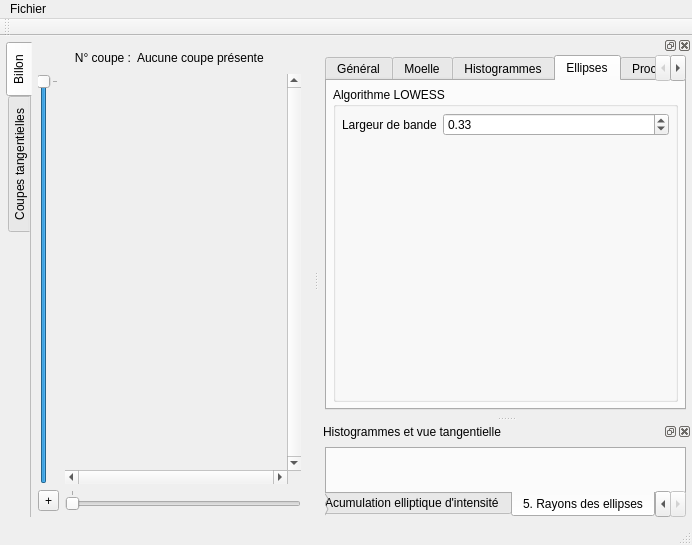
Old version of the form ui/mainwindow.ui in the repository akrah/TKDetection.
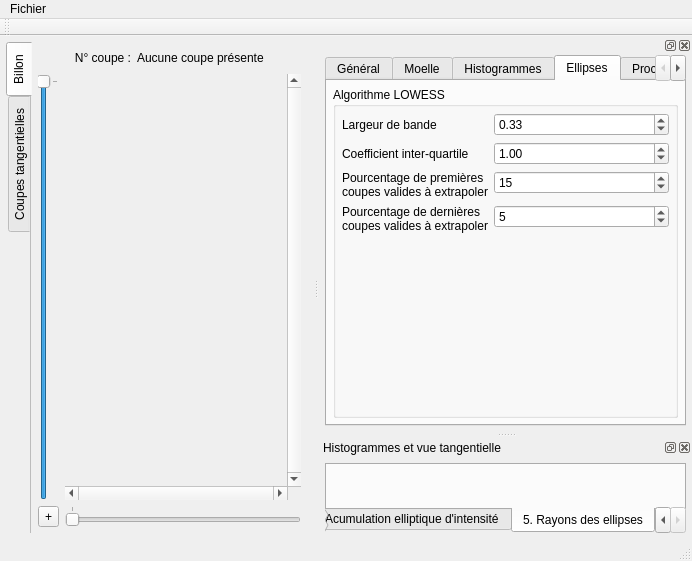
New version of the form. The open tabs and pages were chosen to show the change. Custom widgets are drawn as their Qt base class.

The edit to the form file:
```diff
--- a/ui/mainwindow.ui
+++ b/ui/mainwindow.ui
@@ -7,7 +7,7 @@
     <x>0</x>
     <y>0</y>
     <width>692</width>
-    <height>545</height>
+    <height>561</height>
    </rect>
   </property>
   <property name="windowTitle">
@@ -2050,6 +2050,62 @@
               </property>
              </widget>
             </item>
+            <item row="1" column="0">
+             <widget class="QLabel" name="label_40">
+              <property name="text">
+               <string>Coefficient inter-quartile</string>
+              </property>
+             </widget>
+            </item>
+            <item row="1" column="1">
+             <widget class="QDoubleSpinBox" name="_spinLowessIqrCoefficient">
+              <property name="maximum">
+               <double>10.000000000000000</double>
+              </property>
+              <property name="singleStep">
+               <double>0.100000000000000</double>
+              </property>
+              <property name="value">
+               <double>1.000000000000000</double>
+              </property>
+             </widget>
+            </item>
+            <item row="2" column="0">
+             <widget class="QLabel" name="label_41">
+              <property name="text">
+               <string>Pourcentage de premières
+coupes valides à extrapoler</string>
+              </property>
+             </widget>
+            </item>
+            <item row="2" column="1">
+             <widget class="QSpinBox" name="_spinLowessPercentagOfFirstValidSlicesToExtrapolate">
+              <property name="maximum">
+               <number>50</number>
+              </property>
+              <property name="value">
+               <number>15</number>
+              </property>
+             </widget>
+            </item>
+            <item row="3" column="1">
+             <widget class="QSpinBox" name="_spinLowessPercentagOfLastValidSlicesToExtrapolate">
+              <property name="maximum">
+               <number>50</number>
+              </property>
+              <property name="value">
+               <number>5</number>
+              </property>
+             </widget>
+            </item>
+            <item row="3" column="0">
+             <widget class="QLabel" name="label_43">
+              <property name="text">
+               <string>Pourcentage de dernières
+coupes valides à extrapoler</string>
+              </property>
+             </widget>
+            </item>
            </layout>
           </widget>
          </item>
```
Left out of the diff: 90 changed lines with no effect on the pictures.
